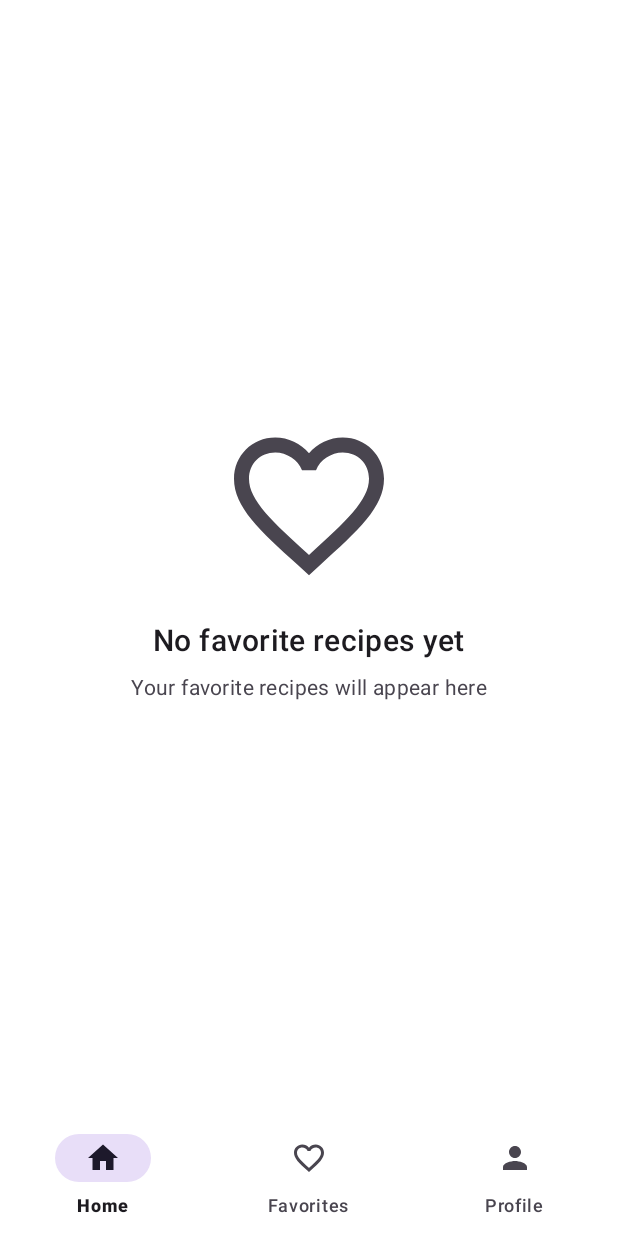
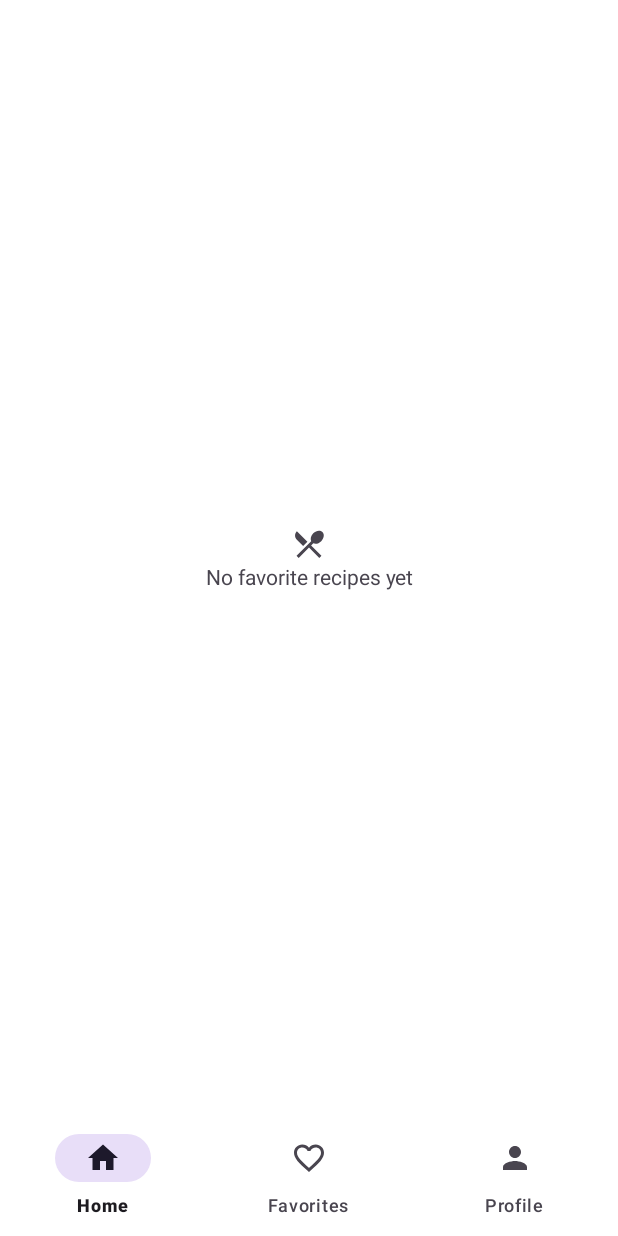
Before and after one commit to ayezix/CookBook, an Android app: the fragment FavoritesFragment placed in its activity, on a phone screen of 412 x 824 dp. Run offline under Robolectric (Android 15) with nearby library versions, the phone set to English and light mode, and no system bars; our stand-ins replace Firebase (no records; nobody signed in at launch, a user with empty details on screens opened directly); pictures from the network do not load.

Commit message:
Add clear all favorites button and fix layout IDs. Update FirebaseManager logic for favorites.

```diff
--- a/app/src/main/java/com/example/cookbook/ui/favorites/FavoritesFragment.java
+++ b/app/src/main/java/com/example/cookbook/ui/favorites/FavoritesFragment.java
@@ -8,9 +8,11 @@ import android.widget.Toast;
 
 import androidx.annotation.NonNull;
 import androidx.annotation.Nullable;
+import androidx.appcompat.app.AlertDialog;
 import androidx.fragment.app.Fragment;
 import androidx.recyclerview.widget.LinearLayoutManager;
 
+import com.example.cookbook.R;
 import com.example.cookbook.databinding.FragmentFavoritesBinding;
 import com.example.cookbook.model.Recipe;
 import com.example.cookbook.ui.home.RecipeAdapter;
@@ -22,8 +24,8 @@ import java.util.List;
 
 public class FavoritesFragment extends Fragment {
     private FragmentFavoritesBinding binding;
-    private FirebaseManager firebaseManager;
-    private RecipeAdapter recipeAdapter;
+    private RecipeAdapter adapter;
+    private final FirebaseManager firebaseManager = FirebaseManager.getInstance();
 
     @Override
     public View onCreateView(@NonNull LayoutInflater inflater, ViewGroup container, Bundle savedInstanceState) {
@@ -34,47 +36,75 @@ public class FavoritesFragment extends Fragment {
     @Override
     public void onViewCreated(@NonNull View view, @Nullable Bundle savedInstanceState) {
         super.onViewCreated(view, savedInstanceState);
-
-        firebaseManager = FirebaseManager.getInstance();
         setupRecyclerView();
-        loadFavoriteRecipes();
+        loadFavorites();
+        setupClearFavoritesButton();
     }
 
     private void setupRecyclerView() {
-        recipeAdapter = new RecipeAdapter(new ArrayList<>(), recipe -> {
-            // TODO: Handle recipe click - open recipe details
-            Toast.makeText(requireContext(), "Recipe clicked: " + recipe.getTitle(), Toast.LENGTH_SHORT).show();
+        adapter = new RecipeAdapter(new ArrayList<>(), recipe -> {
+            // Handle recipe click
         });
-
         binding.recyclerView.setLayoutManager(new LinearLayoutManager(requireContext()));
-        binding.recyclerView.setAdapter(recipeAdapter);
+        binding.recyclerView.setAdapter(adapter);
     }
 
-    private void loadFavoriteRecipes() {
+    private void loadFavorites() {
         binding.progressBar.setVisibility(View.VISIBLE);
-
         firebaseManager.getFavoriteRecipes()
                 .addOnSuccessListener(queryDocumentSnapshots -> {
                     List<Recipe> recipes = new ArrayList<>();
-                    for (QueryDocumentSnapshot document : queryDocumentSnapshots) {
-                        Recipe recipe = document.toObject(Recipe.class);
-                        recipe.setId(document.getId());
-                        recipes.add(recipe);
-                    }
-                    recipeAdapter.updateRecipes(recipes);
-                    updateEmptyState(recipes.isEmpty());
-                    binding.progressBar.setVisibility(View.GONE);
+                    queryDocumentSnapshots.getDocuments().forEach(doc -> {
+                        Recipe recipe = doc.toObject(Recipe.class);
+                        if (recipe != null) {
+                            recipe.setId(doc.getId());
+                            recipes.add(recipe);
+                        }
+                    });
+                    updateUI(recipes);
                 })
                 .addOnFailureListener(e -> {
-                    Toast.makeText(requireContext(), "Failed to load favorite recipes", Toast.LENGTH_SHORT).show();
+                    Toast.makeText(requireContext(), "Error loading favorites", Toast.LENGTH_SHORT).show();
                     binding.progressBar.setVisibility(View.GONE);
-                    updateEmptyState(true);
                 });
     }
 
-    private void updateEmptyState(boolean isEmpty) {
-        binding.emptyStateLayout.setVisibility(isEmpty ? View.VISIBLE : View.GONE);
-        binding.recyclerView.setVisibility(isEmpty ? View.GONE : View.VISIBLE);
+    private void setupClearFavoritesButton() {
+        binding.btnClearFavorites.setOnClickListener(v -> showClearFavoritesConfirmation());
+    }
+
+    private void showClearFavoritesConfirmation() {
+        new AlertDialog.Builder(requireContext())
+                .setTitle(R.string.clear_favorites)
+                .setMessage(R.string.clear_favorites_confirmation)
+                .setPositiveButton(android.R.string.yes, (dialog, which) -> clearAllFavorites())
+                .setNegativeButton(android.R.string.no, null)
+                .show();
+    }
+
+    private void clearAllFavorites() {
+        binding.progressBar.setVisibility(View.VISIBLE);
+        firebaseManager.clearAllFavorites()
+                .addOnSuccessListener(aVoid -> {
+                    Toast.makeText(requireContext(), R.string.favorites_cleared, Toast.LENGTH_SHORT).show();
+                    loadFavorites();
+                })
+                .addOnFailureListener(e -> {
+                    Toast.makeText(requireContext(), "Error clearing favorites", Toast.LENGTH_SHORT).show();
+                    binding.progressBar.setVisibility(View.GONE);
+                });
+    }
+
+    private void updateUI(List<Recipe> recipes) {
+        binding.progressBar.setVisibility(View.GONE);
+        if (recipes.isEmpty()) {
+            binding.tvEmptyFavorites.setVisibility(View.VISIBLE);
+            binding.btnClearFavorites.setVisibility(View.GONE);
+        } else {
+            binding.tvEmptyFavorites.setVisibility(View.GONE);
+            binding.btnClearFavorites.setVisibility(View.VISIBLE);
+        }
+        adapter.updateRecipes(recipes);
     }
 
     @Override
--- a/app/src/main/java/com/example/cookbook/util/FirebaseManager.java
+++ b/app/src/main/java/com/example/cookbook/util/FirebaseManager.java
@@ -173,6 +173,28 @@ public class FirebaseManager {
         return db.collection(RECIPES_COLLECTION)
                 .document(recipeId)
                 .update("isFavorite", isFavorite);
+    }
+
+    public Task<Void> clearAllFavorites() {
+        String userId = getCurrentUserId();
+        if (userId == null) return Tasks.forException(new Exception("User not logged in"));
+
+        return db.collection(RECIPES_COLLECTION)
+                .whereEqualTo("userId", userId)
+                .whereEqualTo("isFavorite", true)
+                .get()
+                .continueWithTask(task -> {
+                    if (!task.isSuccessful()) {
+                        return Tasks.forException(new Exception("Failed to get favorite recipes"));
+                    }
+
+                    List<Task<Void>> updateTasks = new ArrayList<>();
+                    for (var doc : task.getResult().getDocuments()) {
+                        updateTasks.add(doc.getReference().update("isFavorite", false));
+                    }
+
+                    return Tasks.whenAll(updateTasks);
+                });
     }
 
     public Task<QuerySnapshot> getFavoriteRecipes() {
@@ -360,15 +382,22 @@ public class FirebaseManager {
     public Task<Void> addSampleRecipesIfNeeded() {
         String userId = getCurrentUserId();
         if (userId == null) return Tasks.forException(new Exception("User not logged in"));
-        return db.collection(USERS_COLLECTION).document(userId).get().continueWithTask(task -> {
-            if (!task.isSuccessful() || !task.getResult().exists()) {
-                return Tasks.forException(new Exception("User not found"));
+
+        // First check if user has any recipes
+        return db.collection(RECIPES_COLLECTION)
+                .whereEqualTo("userId", userId)
+                .get()
+                .continueWithTask(task -> {
+                    if (!task.isSuccessful()) {
+                        return Tasks.forException(new Exception("Failed to check existing recipes"));
                     }
-            Boolean alreadyAdded = task.getResult().getBoolean("sampleRecipesAdded");
-            if (alreadyAdded != null && alreadyAdded) {
+
+                    // If user already has recipes, don't add sample recipes
+                    if (!task.getResult().isEmpty()) {
                         return Tasks.forResult(null);
                     }
-            // Add sample recipes
+
+                    // Add sample recipes only if user has no recipes
                     return addSampleRecipes().addOnSuccessListener(aVoid -> {
                         db.collection(USERS_COLLECTION).document(userId)
                           .update("sampleRecipesAdded", true);
--- a/app/src/main/res/layout/fragment_favorites.xml
+++ b/app/src/main/res/layout/fragment_favorites.xml
@@ -1,5 +1,5 @@
 <?xml version="1.0" encoding="utf-8"?>
-<androidx.coordinatorlayout.widget.CoordinatorLayout xmlns:android="http://schemas.android.com/apk/res/android"
+<androidx.constraintlayout.widget.ConstraintLayout xmlns:android="http://schemas.android.com/apk/res/android"
     xmlns:app="http://schemas.android.com/apk/res-auto"
     android:layout_width="match_parent"
     android:layout_height="match_parent">
@@ -7,45 +7,44 @@
     <androidx.recyclerview.widget.RecyclerView
         android:id="@+id/recyclerView"
         android:layout_width="match_parent"
-        android:layout_height="match_parent"
+        android:layout_height="0dp"
         android:clipToPadding="false"
-        android:padding="8dp" />
+        android:padding="8dp"
+        app:layout_constraintBottom_toTopOf="@+id/btnClearFavorites"
+        app:layout_constraintTop_toTopOf="parent" />
 
-    <LinearLayout
-        android:id="@+id/emptyStateLayout"
-        android:layout_width="match_parent"
-        android:layout_height="match_parent"
-        android:gravity="center"
-        android:orientation="vertical"
-        android:visibility="gone">
+    <TextView
+        android:id="@+id/tvEmptyFavorites"
+        android:layout_width="wrap_content"
+        android:layout_height="wrap_content"
+        android:drawableTop="@drawable/ic_empty_recipes"
+        android:text="@string/empty_favorites"
+        android:textAlignment="center"
+        android:visibility="gone"
+        app:layout_constraintBottom_toBottomOf="parent"
+        app:layout_constraintEnd_toEndOf="parent"
+        app:layout_constraintStart_toStartOf="parent"
+        app:layout_constraintTop_toTopOf="parent" />
 
-        <ImageView
-            android:layout_width="120dp"
-            android:layout_height="120dp"
-            android:src="@drawable/ic_favorite_border"
-            app:tint="?android:textColorSecondary" />
-
-        <TextView
-            android:layout_width="wrap_content"
-            android:layout_height="wrap_content"
-            android:layout_marginTop="16dp"
-            android:text="No favorite recipes yet"
-            android:textAppearance="?attr/textAppearanceHeadline6" />
-
-        <TextView
-            android:layout_width="wrap_content"
-            android:layout_height="wrap_content"
-            android:layout_marginTop="8dp"
-            android:text="Your favorite recipes will appear here"
-            android:textAppearance="?attr/textAppearanceBody2"
-            android:textColor="?android:textColorSecondary" />
-    </LinearLayout>
+    <com.google.android.material.button.MaterialButton
+        android:id="@+id/btnClearFavorites"
+        android:layout_width="wrap_content"
+        android:layout_height="wrap_content"
+        android:layout_margin="16dp"
+        android:text="@string/clear_favorites"
+        android:visibility="gone"
+        app:layout_constraintBottom_toBottomOf="parent"
+        app:layout_constraintEnd_toEndOf="parent"
+        app:layout_constraintStart_toStartOf="parent" />
 
     <ProgressBar
         android:id="@+id/progressBar"
         android:layout_width="wrap_content"
         android:layout_height="wrap_content"
-        android:layout_gravity="center"
-        android:visibility="gone" />
+        android:visibility="gone"
+        app:layout_constraintBottom_toBottomOf="parent"
+        app:layout_constraintEnd_toEndOf="parent"
+        app:layout_constraintStart_toStartOf="parent"
+        app:layout_constraintTop_toTopOf="parent" />
 
-</androidx.coordinatorlayout.widget.CoordinatorLayout>
+</androidx.constraintlayout.widget.ConstraintLayout>
--- a/app/src/main/res/values/strings.xml
+++ b/app/src/main/res/values/strings.xml
@@ -54,4 +54,11 @@
     <string name="share_recipe_category">Category: %1$s</string>
     <string name="share_recipe_ingredients">Ingredients:</string>
     <string name="share_recipe_instructions">Instructions:</string>
+
+    <!-- Favorites -->
+    <string name="favorites">Favorites</string>
+    <string name="empty_favorites">No favorite recipes yet</string>
+    <string name="clear_favorites">Clear All Favorites</string>
+    <string name="clear_favorites_confirmation">Are you sure you want to remove all favorites?</string>
+    <string name="favorites_cleared">All favorites have been removed</string>
 </resources>
```
Also changed, not shown: 1 other file. Lines whose indentation alone changed are shown as unchanged.
